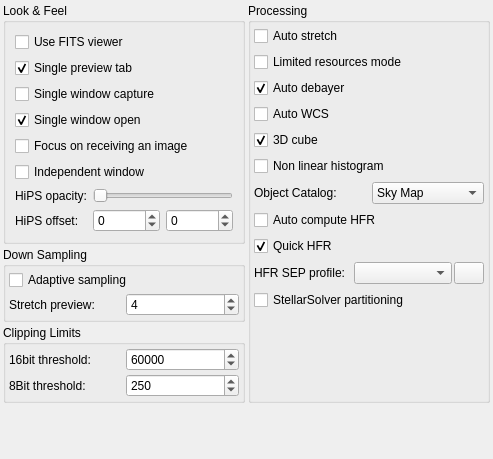
KDE/kstars, file kstars/fitsviewer/opsfits.ui: the form before one commit.
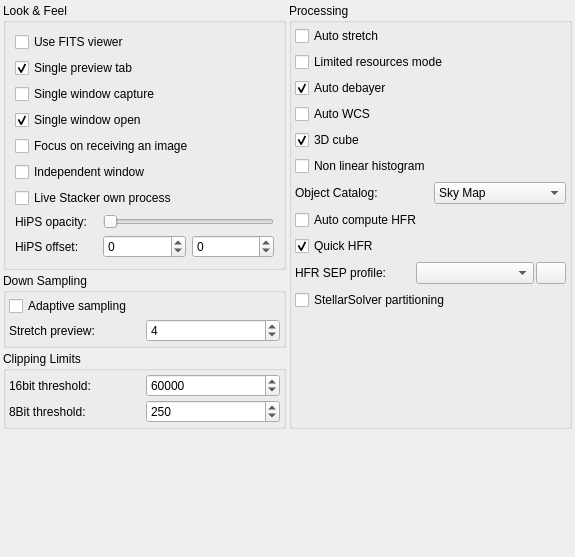
The form after the commit.

Commit message: Optionally run Live Stacker as a separate process

What changed in the file:
```diff
--- a/kstars/fitsviewer/opsfits.ui
+++ b/kstars/fitsviewer/opsfits.ui
@@ -6,8 +6,8 @@
    <rect>
     <x>0</x>
     <y>0</y>
-    <width>493</width>
-    <height>459</height>
+    <width>575</width>
+    <height>557</height>
    </rect>
   </property>
   <layout class="QVBoxLayout" name="verticalLayout_4">
@@ -126,6 +126,16 @@
             </property>
            </widget>
           </item>
+          <item>
+           <widget class="QCheckBox" name="kcfg_liveStackerOwnProcess">
+            <property name="toolTip">
+             <string>&lt;html&gt;&lt;head/&gt;&lt;body&gt;&lt;p&gt;Run Live Stacker as a separate prcess.&lt;/p&gt;&lt;/body&gt;&lt;/html&gt;</string>
+            </property>
+            <property name="text">
+             <string>Live Stacker own process</string>
+            </property>
+           </widget>
+          </item>
           <item>
            <layout class="QGridLayout" name="gridLayout_2">
             <item row="0" column="0">
```
The commit also changes 13 other files.
